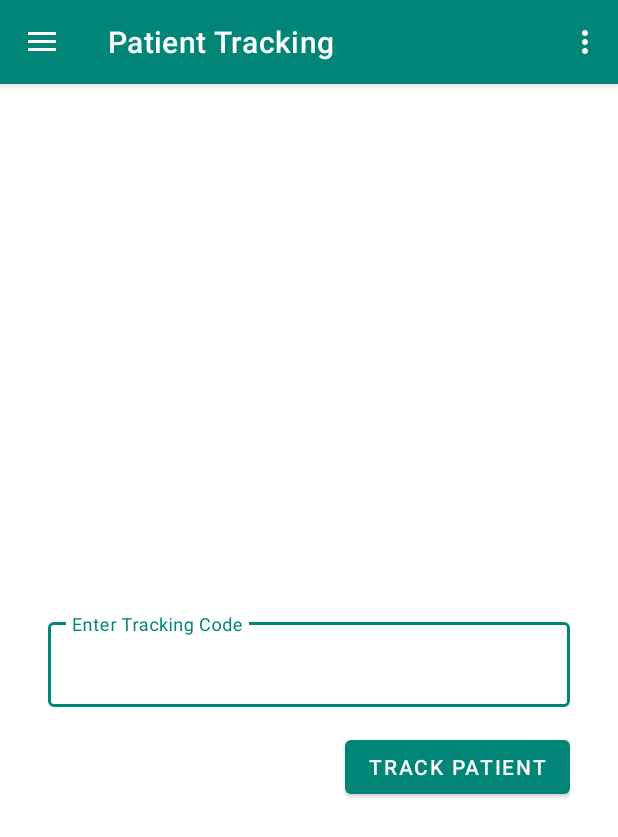
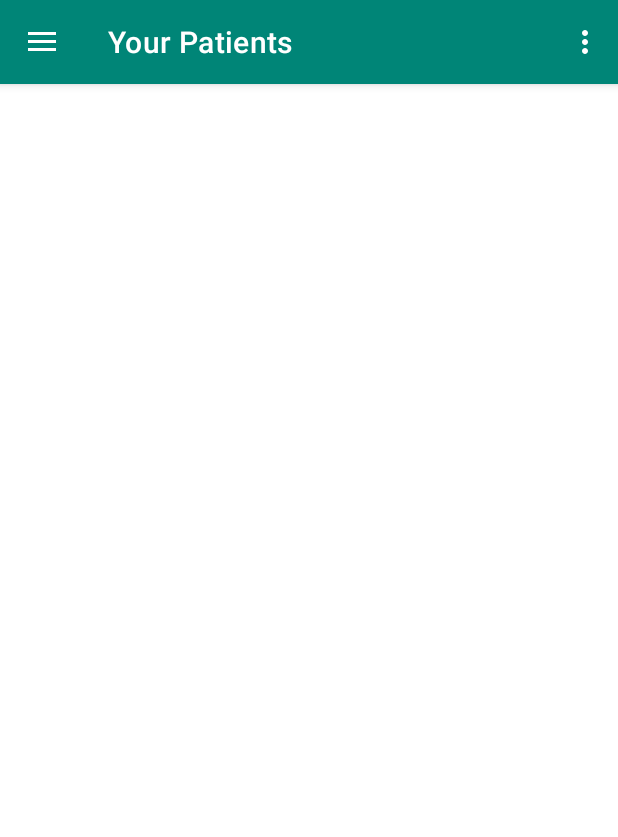
Before and after one commit to brocktaban/PatientTracking, an Android app: the screen it shows after launch (MainActivity), in the side drawer, after a tap on "Your Patients", on a phone screen of 412 x 824 dp. Shown: the top 837 px of the screen. Run offline under Robolectric (Android 15) with nearby library versions, the phone set to English and light mode, and no system bars; our stand-ins replace Firebase (no records; nobody signed in at launch, a user with empty details on screens opened directly); pictures from the network do not load; 4 statements that could not run were skipped.

Commit message:
Created Your Patients Fragment
Fixed the bug on Info Fragment

```diff
--- a/app/src/main/java/com/brocktaban/patienttracking/Info.kt
+++ b/app/src/main/java/com/brocktaban/patienttracking/Info.kt
@@ -63,8 +63,8 @@ class Info(val code: String) : Fragment(), AnkoLogger {
             .document(code)
             .get()
             .addOnSuccessListener { documentSnapshot ->
-                if (documentSnapshot.data?.get("bookmarked") != null) {
-                    followed = documentSnapshot.data?.get("bookmarked") as Boolean
+                if (documentSnapshot.data?.get("followed") != null) {
+                    followed = documentSnapshot.data?.get("followed") as Boolean
 
                     if (followed) {
                         v.visit.text = "unfollow"
--- a/app/src/main/java/com/brocktaban/patienttracking/MainActivity.kt
+++ b/app/src/main/java/com/brocktaban/patienttracking/MainActivity.kt
@@ -85,9 +85,7 @@ class MainActivity : AppCompatActivity(), NavigationView.OnNavigationItemSelecte
         // Handle navigation view item clicks here.
         when (item.itemId) {
             R.id.nav_enter_code -> changeFragment(EnterCode(), getString(R.string.app_name))
-            R.id.nav_patient -> {
-
-            }
+            R.id.nav_patient -> changeFragment(YourPatients(), "Your Patients")
             R.id.nav_hospital -> {
 
             }
--- /dev/null
+++ b/app/src/main/java/com/brocktaban/patienttracking/YourPatients.kt
@@ -0,0 +1,110 @@
+package com.brocktaban.patienttracking
+
+
+import android.content.Context
+import android.os.Bundle
+import androidx.fragment.app.Fragment
+import android.view.LayoutInflater
+import android.view.View
+import android.view.ViewGroup
+import androidx.recyclerview.widget.LinearLayoutManager
+import androidx.recyclerview.widget.RecyclerView
+import com.bumptech.glide.Glide
+import com.google.firebase.auth.FirebaseAuth
+import com.google.firebase.firestore.FirebaseFirestore
+import kotlinx.android.synthetic.main.fragment_your_patients.view.*
+import kotlinx.android.synthetic.main.item_history.view.*
+import org.jetbrains.anko.design.snackbar
+
+class YourPatients : Fragment() {
+
+    private lateinit var db: FirebaseFirestore
+    private lateinit var mAuth: FirebaseAuth
+
+    private lateinit var mAdapter: Adapter
+    private val items = ArrayList<Patient>()
+
+    override fun onCreateView(
+        inflater: LayoutInflater, container: ViewGroup?,
+        savedInstanceState: Bundle?
+    ): View? {
+        val v = inflater.inflate(R.layout.fragment_your_patients, container, false)
+
+        db = FirebaseFirestore.getInstance()
+        mAuth = FirebaseAuth.getInstance()
+
+        mAdapter = Adapter(items, context!!, (activity as MainActivity))
+
+        v.recyclerview.layoutManager = LinearLayoutManager(context)
+        v.recyclerview.adapter = mAdapter
+
+        getPatients(v)
+
+        return v
+    }
+
+    private fun getPatients(v: View) {
+        db
+            .collection("users")
+            .document(mAuth.currentUser?.uid!!)
+            .collection("patients")
+            .whereEqualTo("followed", true)
+            .get()
+            .addOnSuccessListener { querySnapshot ->
+                if (querySnapshot.isEmpty) {
+                    v.main.snackbar("You don't have any patients")
+                    return@addOnSuccessListener
+                }
+
+                for (x in querySnapshot.documents) {
+                    db
+                        .collection("patients")
+                        .document(x.id)
+                        .get()
+                        .addOnSuccessListener { documentSnapshot ->
+                            val patient = documentSnapshot.toObject(Patient::class.java)
+
+                            patient?.let {
+                                items.add(it)
+                                mAdapter.notifyDataSetChanged()
+                            }
+
+                        }
+                }
+            }
+    }
+
+
+    private class Adapter(val items: ArrayList<Patient>, val context: Context, val activity: MainActivity) : RecyclerView.Adapter<ViewHolder>() {
+        override fun onCreateViewHolder(parent: ViewGroup, viewType: Int) = ViewHolder(
+            LayoutInflater.from(context).inflate(
+                R.layout.item_history,
+                parent,
+                false
+            )
+        )
+
+        override fun onBindViewHolder(holder: ViewHolder, position: Int) {
+            val patient = items[position]
+
+            Glide.with(context).load("https://api.adorable.io/avatars/285/${patient.id}.png").into(holder.avatar)
+
+            holder.name.text = patient.name
+
+            holder.main.setOnClickListener {
+                activity.changeFragment(Info(patient.id!!), "Patient Info")
+                activity.activateNavItem(1)
+            }
+
+        }
+
+        override fun getItemCount() = items.size
+    }
+
+    private class ViewHolder(view: View) : RecyclerView.ViewHolder(view) {
+        val main = view.item_main
+        val avatar = view.item_avatar
+        val name = view.item_name
+        val more = view.item_more
+    }
+}
--- /dev/null
+++ b/app/src/main/res/layout/fragment_your_patients.xml
@@ -0,0 +1,14 @@
+<?xml version="1.0" encoding="utf-8"?>
+<FrameLayout xmlns:android="http://schemas.android.com/apk/res/android"
+             xmlns:tools="http://schemas.android.com/tools"
+             android:layout_width="match_parent"
+             android:id="@+id/main"
+             android:layout_height="match_parent"
+             tools:context=".YourPatients">
+
+    <androidx.recyclerview.widget.RecyclerView
+            android:id="@+id/recyclerview"
+            android:layout_width="match_parent"
+            android:layout_height="match_parent"/>
+
+</FrameLayout>
```
